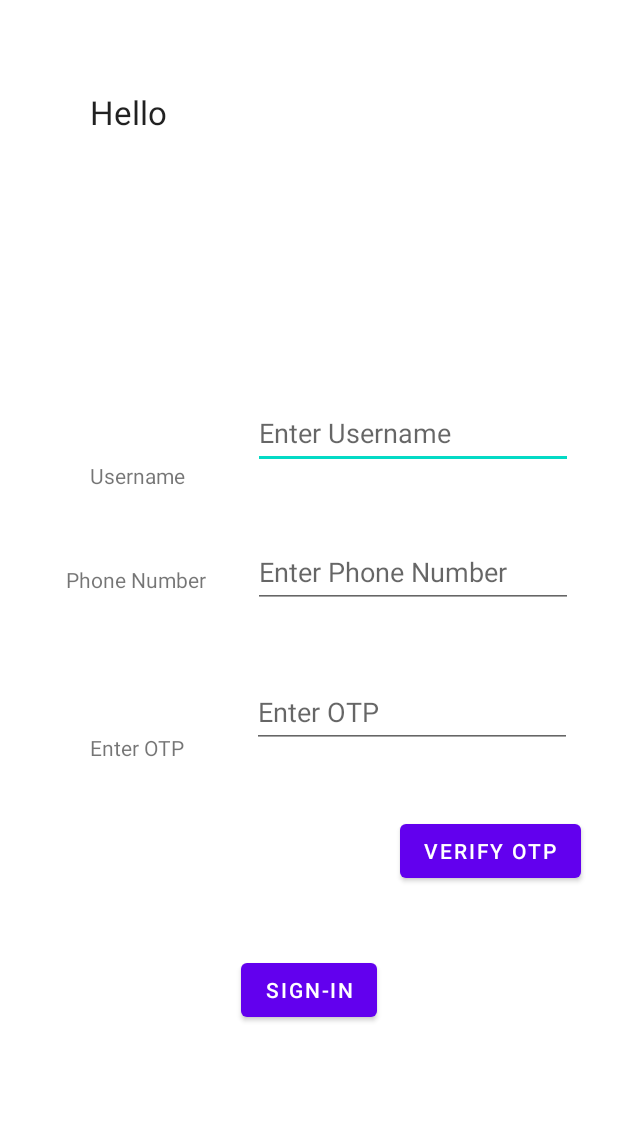
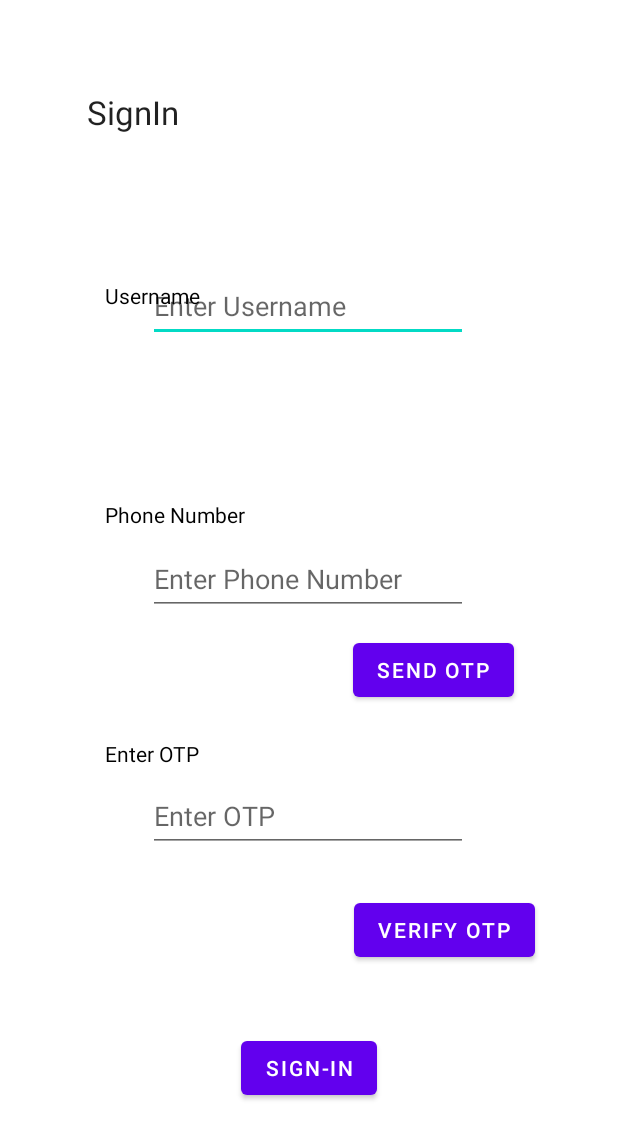
Before and after one commit to sksingh2/Xpense, an Android app: the SigninPage screen opened directly, with no data from a screen before it, on a phone screen of 412 x 824 dp. Shown: the top 1139 px of the screen. Run offline under Robolectric (Android 15) with nearby library versions, the phone set to English and light mode, and no system bars.

Commit message:
Signin Page updates

```diff
--- a/app/src/main/java/com/example/xpense/SigninPage.java
+++ b/app/src/main/java/com/example/xpense/SigninPage.java
@@ -1,20 +1,66 @@
 package com.example.xpense;
+
+import android.content.Intent;
+import android.os.Bundle;
+import android.widget.Button;
+import android.widget.EditText;
+import android.widget.TextView;
+import android.widget.Toast;
 
 import androidx.appcompat.app.AppCompatActivity;
 
-import android.os.Bundle;
-import android.widget.TextView;
-import android.widget.Toast;
-
 public class SigninPage extends AppCompatActivity {
-    TextView t1;
+    TextView AppName;
+    EditText username,phoneNumber,otpPassword;
+    Button verifyOtp,Signin,sendOtp;
+    String un,phone;
+    int temp_otp = 1234, otp;
 
     @Override
     protected void onCreate(Bundle savedInstanceState) {
         super.onCreate(savedInstanceState);
         setContentView(R.layout.activity_signin_page);
-         t1 = findViewById(R.id.app_name);
-         t1.setText("Hello");
+         AppName = findViewById(R.id.signIn);
+         username = findViewById(R.id.EnterUsername);
+         phoneNumber = findViewById(R.id.EnterPhoneNumber);
+         otpPassword = findViewById(R.id.OtpPassword);
+         verifyOtp = findViewById(R.id.VerifyOTP);
+         Signin = findViewById(R.id.buttonSignUp);
+         sendOtp = findViewById(R.id.sendOTP);
+
+         sendOtp.setOnClickListener(v -> {
+             un = username.getText().toString();
+             phone = phoneNumber.getText().toString();
+             if (un.length() <= 20 && phone.length() != 10) {
+                 Toast.makeText(SigninPage.this, "Username can't be more than 20 letters and Phone Number is invalid", Toast.LENGTH_SHORT).show();
+             } else if(phone.length() != 10){
+                 Toast.makeText(SigninPage.this, "Phone Number is invalid", Toast.LENGTH_SHORT).show();
+             }else if(un.length() <= 20){
+                 Toast.makeText(SigninPage.this, "Username can't be more than 20 letters", Toast.LENGTH_SHORT).show();
+             }else{
+                 Toast.makeText(SigninPage.this, "Username and Phone Number is valid", Toast.LENGTH_SHORT).show();
+             }
+         });
+
+         verifyOtp.setOnClickListener(v -> {
+             //temp_otp="1234";
+             otp = Integer.parseInt(otpPassword.getText().toString());
+             if (otp == temp_otp)
+             {
+                 Intent verified = new Intent(SigninPage.this,HomeFragment.class );
+                 startActivity(verified);
+             }
+             else
+             {
+                 Toast invalid_otp = Toast.makeText(getApplication(), "Invalid Otp", Toast.LENGTH_SHORT);
+                 invalid_otp.show();
+             }
+         });
+
+         Signin.setOnClickListener(v -> {
+             Intent redirect_home = new Intent(SigninPage.this,Sign_Up.class );
+             startActivity(redirect_home);
+         });
 
         Toast.makeText(this, "This is the signin page", Toast.LENGTH_SHORT).show();
     }
--- a/app/src/main/res/layout/activity_signin_page.xml
+++ b/app/src/main/res/layout/activity_signin_page.xml
@@ -7,24 +7,26 @@
     tools:context=".SigninPage">
 
     <EditText
-        android:id="@+id/editTextTextPersonName"
+        android:id="@+id/EnterUsername"
         android:layout_width="wrap_content"
         android:layout_height="wrap_content"
-        android:layout_marginTop="220dp"
-        android:layout_marginEnd="30dp"
+        android:layout_marginTop="180dp"
         android:ems="10"
         android:hint="Enter Username"
         android:inputType="textPersonName"
         android:minHeight="48dp"
-        app:layout_constraintBottom_toTopOf="@+id/editTextPhone"
+        app:layout_constraintBottom_toTopOf="@+id/EnterPhoneNumber"
         app:layout_constraintEnd_toEndOf="parent"
-        app:layout_constraintTop_toTopOf="parent" />
+        app:layout_constraintHorizontal_bias="0.497"
+        app:layout_constraintStart_toStartOf="parent"
+        app:layout_constraintTop_toTopOf="parent"
+        app:layout_constraintVertical_bias="0.0" />
 
     <Button
         android:id="@+id/buttonSignUp"
         android:layout_width="wrap_content"
         android:layout_height="wrap_content"
-        android:layout_marginBottom="140dp"
+        android:layout_marginBottom="88dp"
         android:text="Sign-in"
         app:layout_constraintBottom_toBottomOf="parent"
         app:layout_constraintEnd_toEndOf="parent"
@@ -34,46 +36,45 @@
         android:id="@+id/username"
         android:layout_width="wrap_content"
         android:layout_height="wrap_content"
-        android:layout_marginStart="60dp"
-        android:layout_marginEnd="80dp"
-        android:layout_marginBottom="50dp"
         android:text="Username"
+        android:textColor="#000000"
         app:layout_constraintBottom_toTopOf="@+id/phoneNumber"
-        app:layout_constraintEnd_toStartOf="@+id/editTextTextPersonName"
-        app:layout_constraintHorizontal_bias="0.0"
+        app:layout_constraintEnd_toEndOf="parent"
+        app:layout_constraintHorizontal_bias="0.201"
         app:layout_constraintStart_toStartOf="parent"
-        app:layout_constraintTop_toBottomOf="@+id/app_name"
-        app:layout_constraintVertical_bias="1.0" />
+        app:layout_constraintTop_toBottomOf="@+id/signIn"
+        app:layout_constraintVertical_bias="0.437" />
 
     <TextView
         android:id="@+id/phoneNumber"
         android:layout_width="wrap_content"
         android:layout_height="wrap_content"
-        android:layout_marginStart="60dp"
-        android:layout_marginTop="194dp"
-        android:layout_marginEnd="47dp"
+        android:layout_marginBottom="140dp"
         android:text="Phone Number"
-        app:layout_constraintBottom_toTopOf="@+id/getOtp"
-        app:layout_constraintEnd_toStartOf="@+id/editTextTextPersonName"
-        app:layout_constraintStart_toStartOf="parent"
-        app:layout_constraintTop_toBottomOf="@+id/app_name" />
-
-    <TextView
-        android:id="@+id/getOtp"
-        android:layout_width="wrap_content"
-        android:layout_height="wrap_content"
-        android:layout_marginStart="60dp"
-        android:layout_marginBottom="128dp"
-        android:text="Enter OTP"
-        app:layout_constraintBottom_toTopOf="@+id/buttonSignUp"
+        android:textColor="#000000"
+        app:layout_constraintBottom_toTopOf="@+id/EnterOtp"
+        app:layout_constraintEnd_toEndOf="parent"
+        app:layout_constraintHorizontal_bias="0.22"
         app:layout_constraintStart_toStartOf="parent" />
 
     <TextView
-        android:id="@+id/app_name"
+        android:id="@+id/EnterOtp"
+        android:layout_width="wrap_content"
+        android:layout_height="wrap_content"
+        android:layout_marginBottom="312dp"
+        android:text="Enter OTP"
+        android:textColor="#000000"
+        app:layout_constraintBottom_toBottomOf="parent"
+        app:layout_constraintEnd_toEndOf="parent"
+        app:layout_constraintHorizontal_bias="0.201"
+        app:layout_constraintStart_toStartOf="parent" />
+
+    <TextView
+        android:id="@+id/signIn"
         android:layout_width="wrap_content"
         android:layout_height="wrap_content"
         android:layout_marginTop="60dp"
-        android:text="Xpense"
+        android:text="SignIn"
         android:textAppearance="@style/TextAppearance.AppCompat.Large"
         app:layout_constraintEnd_toEndOf="parent"
         app:layout_constraintHorizontal_bias="0.166"
@@ -81,44 +82,56 @@
         app:layout_constraintTop_toTopOf="parent" />
 
     <EditText
-        android:id="@+id/editTextNumberPassword"
+        android:id="@+id/OtpPassword"
         android:layout_width="wrap_content"
         android:layout_height="wrap_content"
-        android:layout_marginEnd="30dp"
+        android:layout_marginBottom="12dp"
         android:ems="10"
         android:hint="Enter OTP"
         android:inputType="numberPassword"
         android:minHeight="48dp"
         app:layout_constraintBottom_toTopOf="@+id/VerifyOTP"
         app:layout_constraintEnd_toEndOf="parent"
-        app:layout_constraintHorizontal_bias="0.985"
-        app:layout_constraintStart_toEndOf="@+id/getOtp"
-        app:layout_constraintTop_toBottomOf="@+id/editTextPhone" />
+        app:layout_constraintHorizontal_bias="0.497"
+        app:layout_constraintStart_toStartOf="parent"
+        app:layout_constraintTop_toBottomOf="@+id/sendOTP"
+        app:layout_constraintVertical_bias="0.75" />
 
     <EditText
-        android:id="@+id/editTextPhone"
+        android:id="@+id/EnterPhoneNumber"
         android:layout_width="wrap_content"
         android:layout_height="wrap_content"
-        android:layout_marginEnd="30dp"
+        android:layout_marginBottom="100dp"
         android:ems="10"
         android:hint="Enter Phone Number"
         android:inputType="phone"
         android:minHeight="48dp"
-        app:layout_constraintBottom_toTopOf="@+id/editTextNumberPassword"
+        app:layout_constraintBottom_toTopOf="@+id/OtpPassword"
         app:layout_constraintEnd_toEndOf="parent"
-        app:layout_constraintHorizontal_bias="1.0"
-        app:layout_constraintStart_toEndOf="@+id/phoneNumber"
-        app:layout_constraintTop_toBottomOf="@+id/editTextTextPersonName" />
+        app:layout_constraintHorizontal_bias="0.497"
+        app:layout_constraintStart_toStartOf="parent"
+        app:layout_constraintTop_toTopOf="parent"
+        app:layout_constraintVertical_bias="0.973" />
 
     <Button
         android:id="@+id/VerifyOTP"
         android:layout_width="wrap_content"
         android:layout_height="wrap_content"
+        android:layout_marginBottom="180dp"
         android:text="Verify OTP"
-        app:layout_constraintBottom_toTopOf="@+id/buttonSignUp"
+        app:layout_constraintBottom_toBottomOf="parent"
         app:layout_constraintEnd_toEndOf="parent"
-        app:layout_constraintHorizontal_bias="0.916"
-        app:layout_constraintStart_toStartOf="parent"
-        app:layout_constraintTop_toBottomOf="@+id/editTextNumberPassword"
-        app:layout_constraintVertical_bias="0.309" />
+        app:layout_constraintHorizontal_bias="0.809"
+        app:layout_constraintStart_toStartOf="parent" />
+
+    <Button
+        android:id="@+id/sendOTP"
+        android:layout_width="wrap_content"
+        android:layout_height="wrap_content"
+        android:layout_marginBottom="125dp"
+        android:text="Send OTP"
+        app:layout_constraintBottom_toTopOf="@+id/VerifyOTP"
+        app:layout_constraintEnd_toEndOf="parent"
+        app:layout_constraintHorizontal_bias="0.772"
+        app:layout_constraintStart_toStartOf="parent" />
 </androidx.constraintlayout.widget.ConstraintLayout>
```
